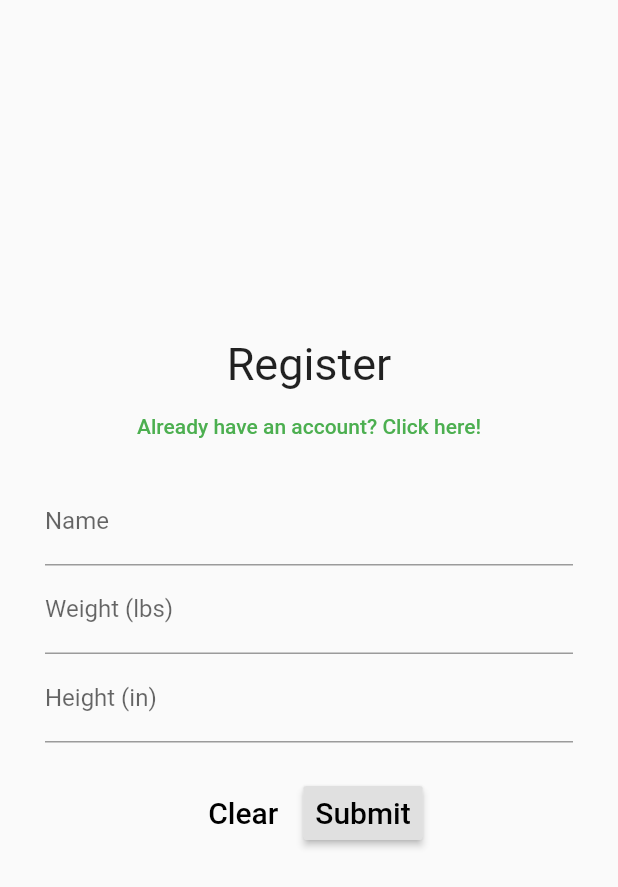
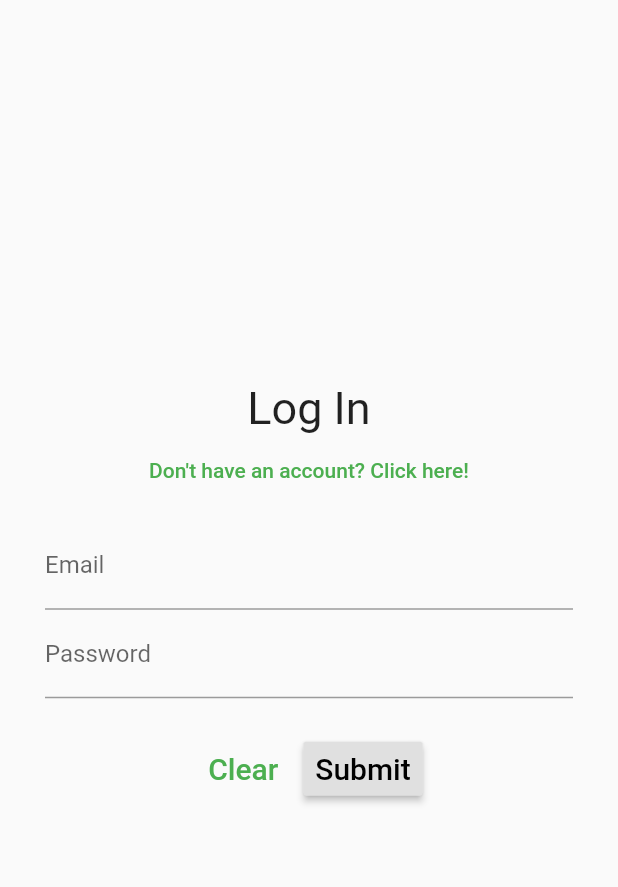
Before and after one commit to samderanova/NutraFlex, a Flutter app: the RegisterOrLogin screen opened directly, after a tap on "Already have an account? Click here!", on a phone screen of 412 x 824 dp. Shown: the top 887 px of the screen. Run offline on Flutter 3.47's test engine with Material 2 defaults, Android fonts, the phone set to English and light mode, and no system bars; our stand-ins replace cloud_firestore, firebase_core, shared_preferences; missing offline and left inert: dotenv; accounts and stored records are empty; network calls fail.

Commit message:
added to registration  page

```diff
--- a/lib/widgets/homePage.dart
+++ b/lib/widgets/homePage.dart
@@ -28,7 +28,7 @@ class _HomePageState extends State<HomePage> {
         prefs.clear();
       });
     });
-    Navigator.pushNamedAndRemoveUntil(context, '/', (r) => false);
+    Navigator.pushNamedAndRemoveUntil(context, '/welcome', (r) => false);
   }
 
   @override
--- /dev/null
+++ b/lib/widgets/login.dart
@@ -0,0 +1,59 @@
+import 'package:flutter/material.dart';
+import 'package:shared_preferences/shared_preferences.dart';
+import './loginForm.dart';
+import './registerOrLogin.dart';
+
+class Login extends StatefulWidget {
+  final Future<SharedPreferences> data;
+  Login(this.data);
+
+  @override
+  LoginState createState() => LoginState();
+}
+
+class LoginState extends State<Login> {
+  @override
+  Widget build(BuildContext context) {
+    return Container(
+      child: Scaffold(
+        body: Column(
+          children: [
+            Center(
+              child: Text(
+                'Log In',
+                style: TextStyle(fontSize: 30),
+              ),
+            ),
+            Center(
+              child: FlatButton(
+                child: Text(
+                  "Don't have an account? Click here!",
+                  style: TextStyle(color: Colors.green),
+                ),
+                onPressed: () {
+                  Navigator.push(
+                    context,
+                    MaterialPageRoute(
+                      builder: (context) => SafeArea(
+                        child: RegisterOrLogin(
+                          data: widget.data,
+                        ),
+                      ),
+                    ),
+                  );
+                },
+              ),
+            ),
+
+            // Input form for user
+            Container(
+              child: LoginForm(widget.data),
+              padding: EdgeInsets.fromLTRB(30, 10, 30, 10),
+            )
+          ],
+          mainAxisAlignment: MainAxisAlignment.center,
+        ),
+      ),
+    );
+  }
+}
--- /dev/null
+++ b/lib/widgets/loginForm.dart
@@ -0,0 +1,119 @@
+import 'package:NutraFlex/widgets/homePage.dart';
+import 'package:flutter/material.dart';
+import 'package:shared_preferences/shared_preferences.dart';
+import 'package:cloud_firestore/cloud_firestore.dart';
+
+class LoginForm extends StatefulWidget {
+  final Future<SharedPreferences> data;
+  LoginForm(this.data);
+
+  @override
+  _LoginFormState createState() => _LoginFormState();
+}
+
+class _LoginFormState extends State<LoginForm> {
+  String name = '';
+
+  final _formKey = GlobalKey<FormState>();
+  final emailController = TextEditingController();
+  final passwordController = TextEditingController();
+
+  bool _checkCredentials(String email, String password) {
+    var correctCredentials = false;
+    FirebaseFirestore.instance
+        .collection('users')
+        .get()
+        .then((QuerySnapshot querySnapshot) => {
+              querySnapshot.docs.forEach((doc) {
+                if (doc["email"] == email && doc["password"] == password) {
+                  correctCredentials = true;
+                }
+              })
+            });
+    if (correctCredentials) {
+      return true;
+    }
+    return false;
+  }
+
+  _setName(String email) async {
+    setState(() {
+      widget.data.then((SharedPreferences prefs) {
+        prefs.setString('name', name);
+      });
+    });
+  }
+
+  @override
+  Widget build(BuildContext context) {
+    return Form(
+      key: _formKey,
+      child: Column(
+        children: [
+          TextFormField(
+            controller: emailController,
+            decoration: InputDecoration(labelText: 'Email'),
+            validator: (value) {
+              if (value.isEmpty) {
+                return 'Please provide an email!';
+              }
+              return null;
+            },
+          ),
+          TextFormField(
+            controller: passwordController,
+            decoration: InputDecoration(labelText: 'Password'),
+            validator: (value) {
+              if (value.isEmpty) {
+                return 'Please provide a password!';
+              }
+              return null;
+            },
+          ),
+          Row(
+            children: [
+              Container(
+                child: ButtonBar(
+                  alignment: MainAxisAlignment.end,
+                  children: [
+                    FlatButton(
+                      child: Text(
+                        'Clear',
+                        style: TextStyle(color: Colors.green, fontSize: 20),
+                      ),
+                      onPressed: () {},
+                    ),
+                    RaisedButton(
+                      child: Text('Submit', style: TextStyle(fontSize: 20)),
+                      onPressed: () {
+                        if (_formKey.currentState.validate()) {
+                          if (!_checkCredentials(
+                            emailController.text,
+                            passwordController.text,
+                          )) {
+                            return Text('Incorrect email/password');
+                          } else {
+                            _setName(emailController.text);
+                            Navigator.push(
+                              context,
+                              MaterialPageRoute(
+                                builder: (context) =>
+                                    HomePage(name: name, data: widget.data),
+                              ),
+                            );
+                          }
+                        }
+                      },
+                    ),
+                  ],
+                ),
+                margin: EdgeInsets.all(15),
+              ),
+            ],
+            mainAxisAlignment: MainAxisAlignment.center,
+          )
+        ],
+      ),
+    );
+  }
+}
--- a/lib/widgets/form.dart
+++ b/lib/widgets/registerForm.dart
@@ -13,6 +13,7 @@ class CustomForm extends StatefulWidget {
 
 class _CustomFormState extends State<CustomForm> {
   String name = '';
+  String dietChoice = 'Vegan';
 
   _setName() async {
     setState(() {
@@ -23,13 +24,15 @@ class _CustomFormState extends State<CustomForm> {
     });
   }
 
-  Future addUser(double height, double weight) {
+  Future addUser(double height, double weight, String email, String password) {
     CollectionReference users = FirebaseFirestore.instance.collection('users');
     return users
         .add({
           'name': name,
           'height': height,
           'weight': weight,
+          'email': email,
+          'password': password,
         })
         .then((value) => print('User added!'))
         .catchError((error) => print('Error: $error'));
@@ -37,8 +40,12 @@ class _CustomFormState extends State<CustomForm> {
 
   final _formKey = GlobalKey<FormState>();
   final nameController = TextEditingController();
+  final emailController = TextEditingController();
+  final createPasswordController = TextEditingController();
+  final confirmPasswordController = TextEditingController();
   final heightController = TextEditingController();
   final weightController = TextEditingController();
+  // dietController not included because a controller is not needed
 
   @override
   Widget build(BuildContext context) {
@@ -57,12 +64,52 @@ class _CustomFormState extends State<CustomForm> {
             },
           ),
           TextFormField(
+              controller: emailController,
+              decoration: InputDecoration(labelText: 'Email'),
+              validator: (value) {
+                if (value.isEmpty) {
+                  return 'Please enter an email!';
+                } else if (!value.contains('@')) {
+                  return 'Please enter a valid email!';
+                } else {
+                  return null;
+                }
+              }),
+          TextFormField(
+              controller: createPasswordController,
+              decoration: InputDecoration(labelText: 'Create a password'),
+              obscureText: true,
+              validator: (value) {
+                if (value.isEmpty) {
+                  return 'Please enter a password!';
+                }
+                return null;
+              }),
+          TextFormField(
+              controller: confirmPasswordController,
+              decoration: InputDecoration(labelText: 'Confirm your password'),
+              obscureText: true,
+              validator: (value) {
+                if (value.isEmpty) {
+                  return 'Please enter a password!';
+                } else if (confirmPasswordController.text !=
+                    createPasswordController.text) {
+                  return 'The passwords must match!';
+                }
+                return null;
+              }),
+          TextFormField(
             controller: weightController,
             decoration: InputDecoration(labelText: 'Weight (lbs)'),
             keyboardType: TextInputType.number,
             validator: (value) {
               if (value.isEmpty) {
                 return 'Please enter a weight!';
+              }
+              try {
+                double.parse(value);
+              } catch (e) {
+                return 'Please enter a number!';
               }
               return null;
             },
@@ -75,10 +122,47 @@ class _CustomFormState extends State<CustomForm> {
               if (value.isEmpty) {
                 return 'Please enter a height!';
               }
+              try {
+                double.parse(value);
+              } catch (e) {
+                return 'Please enter a number!';
+              }
               return null;
             },
           ),
-          // Implement unit converter
+          Container(
+            child: Text(
+              'Please select a diet: ',
+              style: TextStyle(
+                fontSize: 20,
+              ),
+            ),
+            padding: EdgeInsets.only(top: 25, bottom: 15),
+          ),
+          Column(
+            children: [
+              RadioListTile(
+                title: Text('Vegan', style: TextStyle(fontSize: 19)),
+                value: 'Vegan',
+                groupValue: dietChoice,
+                onChanged: (String value) {
+                  setState(() {
+                    dietChoice = value;
+                  });
+                },
+              ),
+              RadioListTile(
+                title: Text('Vegetarian', style: TextStyle(fontSize: 19)),
+                value: 'Vegetarian',
+                groupValue: dietChoice,
+                onChanged: (String value) {
+                  setState(() {
+                    dietChoice = value;
+                  });
+                },
+              )
+            ],
+          ),
           Row(
             children: [
               Container(
@@ -100,9 +184,10 @@ class _CustomFormState extends State<CustomForm> {
                         if (_formKey.currentState.validate()) {
                           _setName();
                           addUser(
-                            double.parse(weightController.text),
-                            double.parse(heightController.text),
-                          );
+                              double.parse(weightController.text),
+                              double.parse(heightController.text),
+                              emailController.text,
+                              confirmPasswordController.text);
                           Navigator.push(
                             context,
                             MaterialPageRoute(
--- a/lib/widgets/registerOrLogin.dart
+++ b/lib/widgets/registerOrLogin.dart
@@ -1,6 +1,7 @@
 import 'package:flutter/material.dart';
 import 'package:shared_preferences/shared_preferences.dart';
-import './form.dart';
+import './registerForm.dart';
+import './login.dart';
 
 class RegisterOrLogin extends StatefulWidget {
   final Future<SharedPreferences> data;
@@ -15,19 +16,35 @@ class _RegisterOrLoginState extends State<RegisterOrLogin> {
   Widget build(BuildContext context) {
     return Container(
       child: Scaffold(
-        body: Column(
+        body: ListView(
           children: [
-            Center(
+            Column(
+              children: [
+                Container(
+                  child: Center(
                     child: Text(
                       'Register',
                       style: TextStyle(fontSize: 30),
                     ),
                   ),
+                  padding: EdgeInsets.only(top: 20),
+                ),
                 Center(
                   child: FlatButton(
-                child: Text('Already have an account? Click here!',
-                    style: TextStyle(color: Colors.green)),
-                onPressed: () {},
+                    child: Text(
+                      'Already have an account? Click here!',
+                      style: TextStyle(color: Colors.green),
+                    ),
+                    onPressed: () {
+                      Navigator.push(
+                        context,
+                        MaterialPageRoute(
+                          builder: (context) => SafeArea(
+                            child: Login(widget.data),
+                          ),
+                        ),
+                      );
+                    },
                   ),
                 ),
 
@@ -42,22 +59,9 @@ class _RegisterOrLoginState extends State<RegisterOrLogin> {
               mainAxisAlignment: MainAxisAlignment.center,
               mainAxisSize: MainAxisSize.max,
             ),
+          ],
+        ),
       ),
     );
   }
 }
-
-
-class Login extends StatefulWidget {
-  @override
-  _LoginState createState() => _LoginState();
-}
-
-class _LoginState extends State<Login> {
-  @override
-  Widget build(BuildContext context) {
-    return Container(
-
-    );
-  }
-}
```
Also changed, not shown: 1 other file. Lines whose indentation alone changed are shown as unchanged.
